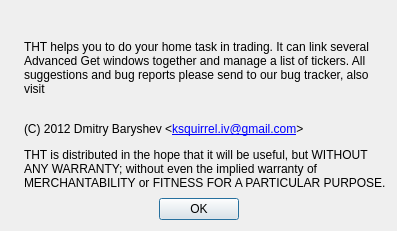
First picture: the form in about.ui, repository HappySeaFox/tht, before the edit.
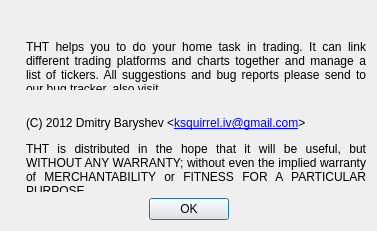
Second picture: the form after the edit. Icons and pictures are not drawn.

Commit message: Some notes in About

The edit to the form file:
```diff
--- a/about.ui
+++ b/about.ui
@@ -6,7 +6,7 @@
    <rect>
     <x>0</x>
     <y>0</y>
-    <width>397</width>
+    <width>377</width>
     <height>231</height>
    </rect>
   </property>
@@ -16,6 +16,9 @@
   <layout class="QGridLayout" name="gridLayout">
    <item row="0" column="0" colspan="3">
     <layout class="QHBoxLayout" name="horizontalLayout_2">
+     <property name="spacing">
+      <number>8</number>
+     </property>
      <item>
       <widget class="QLabel" name="label">
        <property name="alignment">
@@ -90,12 +93,10 @@
           </sizepolicy>
          </property>
          <property name="text">
-          <string>THT helps you to do your home task in trading. It can link several Advanced Get windows together and manage a list of tickers.
-
-All suggestions and bug reports please send to our bug tracker, also visit</string>
+          <string>THT helps you to do your home task in trading. It can link different trading platforms and charts together and manage a list of tickers. All suggestions and bug reports please send to our bug tracker, also visit</string>
          </property>
-         <property name="textFormat">
-          <enum>Qt::RichText</enum>
+         <property name="alignment">
+          <set>Qt::AlignJustify|Qt::AlignVCenter</set>
          </property>
          <property name="wordWrap">
           <bool>true</bool>
@@ -165,6 +166,9 @@
          <property name="text">
           <string extracomment="See https://www.gnu.org/licenses/gpl-2.0.txt">THT is distributed in the hope that it will be useful, but WITHOUT ANY WARRANTY; without even the implied warranty of MERCHANTABILITY or FITNESS FOR A PARTICULAR PURPOSE.</string>
          </property>
+         <property name="alignment">
+          <set>Qt::AlignJustify|Qt::AlignVCenter</set>
+         </property>
          <property name="wordWrap">
           <bool>true</bool>
          </property>
```
The commit also changes 3 other files.
